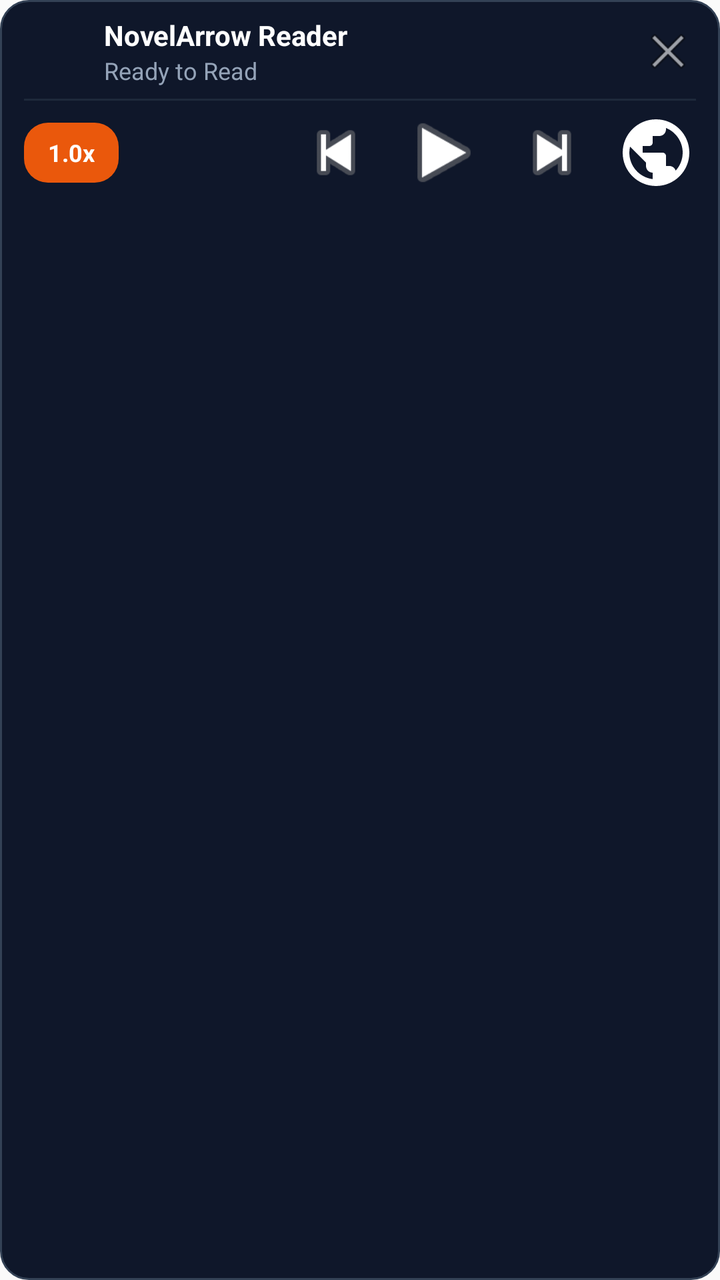
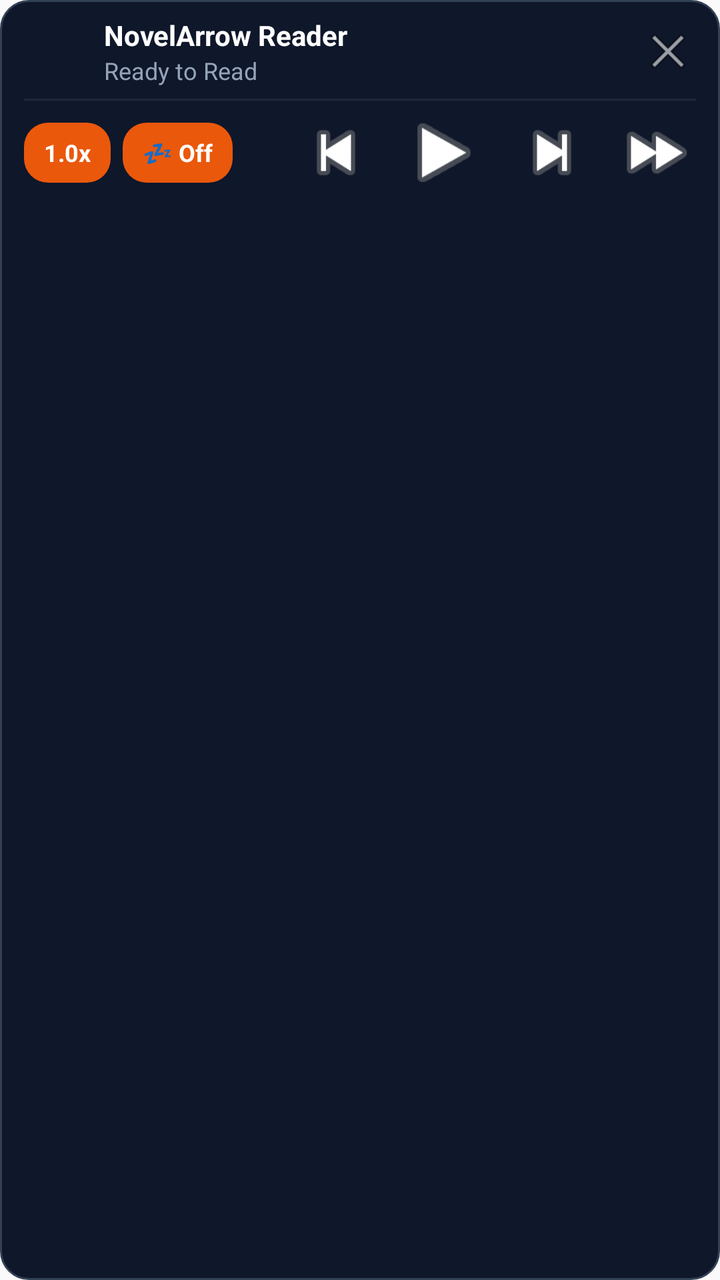

The first picture is an Android layout as it rendered before a commit; the second is the same layout after the commit. The layout source and the unified diff follow.
<!-- AndroidManifest.xml: application theme Theme.NovelArrowReader -->
<!-- res/layout/notification_quick_toolbar_expanded.xml -->
<?xml version="1.0" encoding="utf-8"?>
<LinearLayout xmlns:android="http://schemas.android.com/apk/res/android"
    android:id="@+id/layout_quick_toolbar_expanded_root"
    android:layout_width="match_parent"
    android:layout_height="108dp"
    android:background="@drawable/bg_notification_toolbar"
    android:orientation="vertical"
    android:paddingStart="12dp"
    android:paddingTop="8dp"
    android:paddingEnd="12dp"
    android:paddingBottom="8dp">

    
    <LinearLayout
        android:layout_width="match_parent"
        android:layout_height="wrap_content"
        android:gravity="center_vertical"
        android:orientation="horizontal">

        <ImageView
            android:id="@+id/iv_toolbar_icon_exp"
            android:layout_width="32dp"
            android:layout_height="32dp"
            android:contentDescription="NovelArrow Reader"
            android:src="@mipmap/ic_launcher" />

        <LinearLayout
            android:layout_width="0dp"
            android:layout_height="wrap_content"
            android:layout_marginStart="8dp"
            android:layout_marginEnd="8dp"
            android:layout_weight="1"
            android:orientation="vertical">

            <TextView
                android:id="@+id/tv_novel_title_exp"
                android:layout_width="match_parent"
                android:layout_height="wrap_content"
                android:ellipsize="end"
                android:maxLines="1"
                android:text="NovelArrow Reader"
                android:textColor="#FFFFFF"
                android:textSize="14sp"
                android:textStyle="bold" />

            <TextView
                android:id="@+id/tv_chapter_status_exp"
                android:layout_width="match_parent"
                android:layout_height="wrap_content"
                android:ellipsize="end"
                android:maxLines="1"
                android:text="Ready to Read"
                android:textColor="#94A3B8"
                android:textSize="12sp" />
        </LinearLayout>

        
        <ImageButton
            android:id="@+id/btn_close_exp"
            android:layout_width="28dp"
            android:layout_height="28dp"
            android:background="?android:attr/selectableItemBackgroundBorderless"
            android:contentDescription="Close Toolbar"
            android:scaleType="fitCenter"
            android:src="@android:drawable/ic_menu_close_clear_cancel" />
    </LinearLayout>

    <View
        android:layout_width="match_parent"
        android:layout_height="1dp"
        android:layout_marginTop="6dp"
        android:layout_marginBottom="6dp"
        android:background="#1E293B" />

    
    <LinearLayout
        android:layout_width="match_parent"
        android:layout_height="40dp"
        android:gravity="center_vertical"
        android:orientation="horizontal">

        
        <TextView
            android:id="@+id/btn_speed_exp"
            android:layout_width="wrap_content"
            android:layout_height="30dp"
            android:background="@drawable/bg_toolbar_pill"
            android:gravity="center"
            android:paddingStart="12dp"
            android:paddingEnd="12dp"
            android:text="1.0x"
            android:textColor="#FFFFFF"
            android:textSize="12sp"
            android:textStyle="bold" />

        <Space
            android:layout_width="0dp"
            android:layout_height="1dp"
            android:layout_weight="1" />

        
        <ImageButton
            android:id="@+id/btn_prev_chap_exp"
            android:layout_width="40dp"
            android:layout_height="40dp"
            android:background="?android:attr/selectableItemBackgroundBorderless"
            android:contentDescription="Previous Chapter"
            android:scaleType="fitCenter"
            android:src="@android:drawable/ic_media_previous" />

        <Space
            android:layout_width="12dp"
            android:layout_height="1dp" />

        
        <ImageButton
            android:id="@+id/btn_play_pause_exp"
            android:layout_width="44dp"
            android:layout_height="44dp"
            android:background="?android:attr/selectableItemBackgroundBorderless"
            android:contentDescription="Play or Pause"
            android:scaleType="fitCenter"
            android:src="@android:drawable/ic_media_play" />

        <Space
            android:layout_width="12dp"
            android:layout_height="1dp" />

        
        <ImageButton
            android:id="@+id/btn_next_chap_exp"
            android:layout_width="40dp"
            android:layout_height="40dp"
            android:background="?android:attr/selectableItemBackgroundBorderless"
            android:contentDescription="Next Chapter"
            android:scaleType="fitCenter"
            android:src="@android:drawable/ic_media_next" />

        <Space
            android:layout_width="12dp"
            android:layout_height="1dp" />

        
        <ImageButton
            android:id="@+id/btn_site_next_exp"
            android:layout_width="40dp"
            android:layout_height="40dp"
            android:background="?android:attr/selectableItemBackgroundBorderless"
            android:contentDescription="Site Next Chapter"
            android:scaleType="fitCenter"
            android:src="@drawable/ic_toolbar_site_next" />
    </LinearLayout>

</LinearLayout>
<!-- resources referenced by this layout -->
<resources>
  <!-- drawable bg_notification_toolbar (drawable) -->
  <?xml version="1.0" encoding="utf-8"?>
  <shape xmlns:android="http://schemas.android.com/apk/res/android"
      android:shape="rectangle">
      <solid android:color="#0F172A" />
      <corners android:radius="14dp" />
      <stroke
          android:width="1dp"
          android:color="#334155" />
  </shape>
  <!-- drawable bg_toolbar_pill (drawable) -->
  <?xml version="1.0" encoding="utf-8"?>
  <shape xmlns:android="http://schemas.android.com/apk/res/android"
      android:shape="rectangle">
      <solid android:color="#EA580C" />
      <corners android:radius="12dp" />
  </shape>
  <!-- drawable ic_toolbar_site_next (drawable) -->
  <vector xmlns:android="http://schemas.android.com/apk/res/android"
      android:width="24dp"
      android:height="24dp"
      android:viewportWidth="24"
      android:viewportHeight="24">
      <path
          android:fillColor="#FFFFFFFF"
          android:pathData="M12,2C6.48,2 2,6.48 2,12s4.48,10 10,10 10,-4.48 10,-10S17.52,2 12,2zM11,19.93c-3.95,-0.49 -7,-3.85 -7,-7.93 0,-0.62 0.08,-1.21 0.21,-1.79L9,15v1c0,1.1 0.9,2 2,2v1.93zM17.9,17.39c-0.26,-0.81 -1,-1.39 -1.9,-1.39h-1v-3c0,-0.55 -0.45,-1 -1,-1H8v-2h2c0.55,0 1,-0.45 1,-1V7h2c1.1,0 2,-0.9 2,-2v-0.41c2.93,1.19 5,4.06 5,7.41 0,2.08 -0.8,3.97 -2.1,5.39z"/>
  </vector>
  <!-- mipmap ic_launcher (mipmap-anydpi-v26) -->
  <?xml version="1.0" encoding="utf-8"?>
  <adaptive-icon xmlns:android="http://schemas.android.com/apk/res/android">
      <background android:drawable="@drawable/ic_launcher_background" />
      <foreground android:drawable="@mipmap/ic_launcher_foreground" />
  </adaptive-icon>
  <style name="Theme.NovelArrowReader" parent="android:Theme.Material.Light.NoActionBar" />
  <!-- drawable ic_launcher_background (drawable) -->
  <?xml version="1.0" encoding="utf-8"?>
  <vector xmlns:android="http://schemas.android.com/apk/res/android"
      android:width="108dp"
      android:height="108dp"
      android:viewportWidth="108"
      android:viewportHeight="108">
      <path
          android:fillColor="#120c2b"
          android:pathData="M0,0h108v108h-108z" />
  </vector>
</resources>

<!-- the commit's change to res/layout/notification_quick_toolbar_expanded.xml (unified diff, before → after) -->
@@ -59,7 +59,7 @@
             android:id="@+id/btn_close_exp"
             android:layout_width="28dp"
             android:layout_height="28dp"
-            android:background="?android:attr/selectableItemBackgroundBorderless"
+            android:background="@android:color/transparent"
             android:contentDescription="Close Toolbar"
             android:scaleType="fitCenter"
             android:src="@android:drawable/ic_menu_close_clear_cancel" />
@@ -84,11 +84,26 @@
             android:id="@+id/btn_speed_exp"
             android:layout_width="wrap_content"
             android:layout_height="30dp"
+            android:layout_marginEnd="6dp"
             android:background="@drawable/bg_toolbar_pill"
             android:gravity="center"
-            android:paddingStart="12dp"
-            android:paddingEnd="12dp"
+            android:paddingStart="10dp"
+            android:paddingEnd="10dp"
             android:text="1.0x"
+            android:textColor="#FFFFFF"
+            android:textSize="12sp"
+            android:textStyle="bold" />
+
+        
+        <TextView
+            android:id="@+id/btn_sleep_timer_exp"
+            android:layout_width="wrap_content"
+            android:layout_height="30dp"
+            android:background="@drawable/bg_toolbar_pill"
+            android:gravity="center"
+            android:paddingStart="10dp"
+            android:paddingEnd="10dp"
+            android:text="💤 Off"
             android:textColor="#FFFFFF"
             android:textSize="12sp"
             android:textStyle="bold" />
@@ -103,7 +118,7 @@
             android:id="@+id/btn_prev_chap_exp"
             android:layout_width="40dp"
             android:layout_height="40dp"
-            android:background="?android:attr/selectableItemBackgroundBorderless"
+            android:background="@android:color/transparent"
             android:contentDescription="Previous Chapter"
             android:scaleType="fitCenter"
             android:src="@android:drawable/ic_media_previous" />
@@ -117,7 +132,7 @@
             android:id="@+id/btn_play_pause_exp"
             android:layout_width="44dp"
             android:layout_height="44dp"
-            android:background="?android:attr/selectableItemBackgroundBorderless"
+            android:background="@android:color/transparent"
             android:contentDescription="Play or Pause"
             android:scaleType="fitCenter"
             android:src="@android:drawable/ic_media_play" />
@@ -131,7 +146,7 @@
             android:id="@+id/btn_next_chap_exp"
             android:layout_width="40dp"
             android:layout_height="40dp"
-            android:background="?android:attr/selectableItemBackgroundBorderless"
+            android:background="@android:color/transparent"
             android:contentDescription="Next Chapter"
             android:scaleType="fitCenter"
             android:src="@android:drawable/ic_media_next" />
@@ -145,10 +160,10 @@
             android:id="@+id/btn_site_next_exp"
             android:layout_width="40dp"
             android:layout_height="40dp"
-            android:background="?android:attr/selectableItemBackgroundBorderless"
+            android:background="@android:color/transparent"
             android:contentDescription="Site Next Chapter"
             android:scaleType="fitCenter"
-            android:src="@drawable/ic_toolbar_site_next" />
+            android:src="@android:drawable/ic_media_ff" />
     </LinearLayout>
 
 </LinearLayout>
<!-- resource entries referenced after the edit -->
@@ -17,16 +17,6 @@
       <solid android:color="#EA580C" />
       <corners android:radius="12dp" />
   </shape>
-  <!-- drawable ic_toolbar_site_next (drawable) -->
-  <vector xmlns:android="http://schemas.android.com/apk/res/android"
-      android:width="24dp"
-      android:height="24dp"
-      android:viewportWidth="24"
-      android:viewportHeight="24">
-      <path
-          android:fillColor="#FFFFFFFF"
-          android:pathData="M12,2C6.48,2 2,6.48 2,12s4.48,10 10,10 10,-4.48 10,-10S17.52,2 12,2zM11,19.93c-3.95,-0.49 -7,-3.85 -7,-7.93 0,-0.62 0.08,-1.21 0.21,-1.79L9,15v1c0,1.1 0.9,2 2,2v1.93zM17.9,17.39c-0.26,-0.81 -1,-1.39 -1.9,-1.39h-1v-3c0,-0.55 -0.45,-1 -1,-1H8v-2h2c0.55,0 1,-0.45 1,-1V7h2c1.1,0 2,-0.9 2,-2v-0.41c2.93,1.19 5,4.06 5,7.41 0,2.08 -0.8,3.97 -2.1,5.39z"/>
-  </vector>
   <!-- mipmap ic_launcher (mipmap-anydpi-v26) -->
   <?xml version="1.0" encoding="utf-8"?>
   <adaptive-icon xmlns:android="http://schemas.android.com/apk/res/android">
